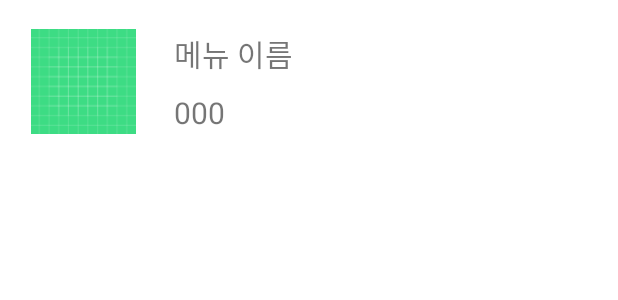
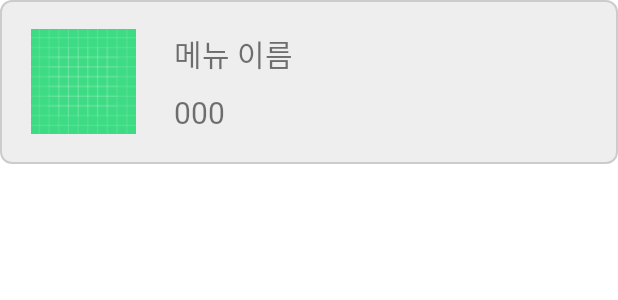
Before and after one commit to KNUwarriors/ETRI_Kiosk, an Android app: the layout menu_list.xml on its own in the app's theme, with its tools: preview values and no code run, on a phone screen of 412 x 824 dp. Shown: the top 300 px of the screen. Run offline under Robolectric (Android 15) with nearby library versions, the phone set to English and light mode, and no system bars.

Commit message:
feat: add font, change layout

```diff
--- /dev/null
+++ b/app/src/main/res/drawable/layout_backgroud.xml
@@ -0,0 +1,8 @@
+<?xml version="1.0" encoding="utf-8"?>
+<shape
+    xmlns:android="http://schemas.android.com/apk/res/android"
+    android:shape="rectangle">
+    <solid android:color="#EEEEEE" />
+    <stroke android:color="#CCCCCC" android:width="1dp" />
+    <corners android:radius="7dp" />
+</shape>
--- a/app/src/main/res/layout/activity_main.xml
+++ b/app/src/main/res/layout/activity_main.xml
@@ -11,6 +11,7 @@
         android:id="@+id/recyclerView"
         android:layout_width="match_parent"
         android:layout_height="370dp"
+
         />
 
     <TextView
@@ -24,9 +25,9 @@
         android:id="@+id/startButton"
         android:layout_width="wrap_content"
         android:layout_height="wrap_content"
-        android:text="시작하기"
         android:layout_gravity="center_horizontal"
-        android:backgroundTint="#0EB0F8"/>
+        android:backgroundTint="#0EB0F8"
+        android:text="시작하기" />
 
     <TextView
         android:id="@+id/apiTextView"
--- a/app/src/main/res/layout/menu_list.xml
+++ b/app/src/main/res/layout/menu_list.xml
@@ -6,15 +6,16 @@
     <LinearLayout
         android:layout_width="match_parent"
         android:layout_height="wrap_content"
-        android:orientation="horizontal">
+        android:orientation="horizontal"
+        android:background="@drawable/layout_backgroud">
 
         <ImageView
             android:id="@+id/menu_img"
             android:layout_width="80dp"
             android:layout_height="70dp"
+            android:layout_gravity="center_vertical"
             android:layout_marginLeft="15dp"
-            android:layout_gravity="center_vertical"
-            android:src="@drawable/ic_launcher_background"/>
+            android:src="@drawable/ic_launcher_background" />
 
         <LinearLayout
             android:layout_width="match_parent"
@@ -26,23 +27,22 @@
                 android:id="@+id/menu_name"
                 android:layout_width="wrap_content"
                 android:layout_height="wrap_content"
+                android:layout_margin="5dp"
                 android:text="메뉴 이름"
-                android:textSize="20dp"
-                android:layout_margin="5dp"/>
+                android:textSize="20dp" />
 
             <TextView
                 android:id="@+id/menu_price"
                 android:layout_width="wrap_content"
                 android:layout_height="wrap_content"
+                android:layout_margin="5dp"
                 android:text="000"
-                android:textSize="20dp"
-                android:layout_margin="5dp"/>
+                android:textSize="20dp" />
 
 
         </LinearLayout>
 
 
-
     </LinearLayout>
 
 </LinearLayout>
--- a/app/src/main/res/values/themes.xml
+++ b/app/src/main/res/values/themes.xml
@@ -12,6 +12,7 @@
     <style name="Theme.Kiosk" parent="Theme.MaterialComponents.DayNight.DarkActionBar">
 <!--        <item name="windowNoTitle">true</item>-->
         <item name="android:windowFullscreen">true</item>
+        <item name="fontFamily">@font/nexon2</item>
         <!-- Primary brand color. -->
         <item name="colorPrimary">#5D9DF2</item>
         <item name="colorPrimaryVariant">@color/purple_700</item>
```
Also changed, not shown: 2 other files.
